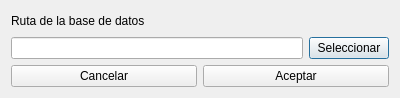
This is src/selectdatabasedialog.ui in TheBerbat/bloque-produccion as Qt 5 draws it before an edit. The edited form follows.
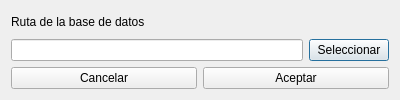
This is the edited form.

The edit to the form file:
```diff
--- a/src/selectdatabasedialog.ui
+++ b/src/selectdatabasedialog.ui
@@ -7,9 +7,21 @@
     <x>0</x>
     <y>0</y>
     <width>400</width>
-    <height>98</height>
+    <height>100</height>
    </rect>
   </property>
+  <property name="minimumSize">
+   <size>
+    <width>400</width>
+    <height>100</height>
+   </size>
+  </property>
+  <property name="maximumSize">
+   <size>
+    <width>400</width>
+    <height>100</height>
+   </size>
+  </property>
   <property name="windowTitle">
    <string>Dialog</string>
   </property>
```
Left out of the diff: 2 changed lines with no effect on the pictures.
